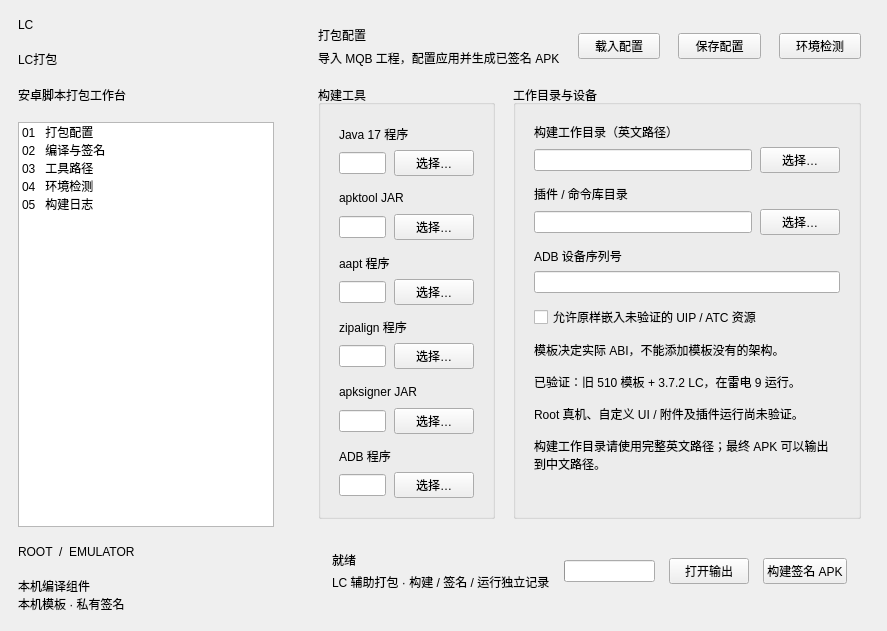
Above: lc_packer/ui/main_window.ui from Ammdjs/lc_packer before the change. Below: the same form after it.
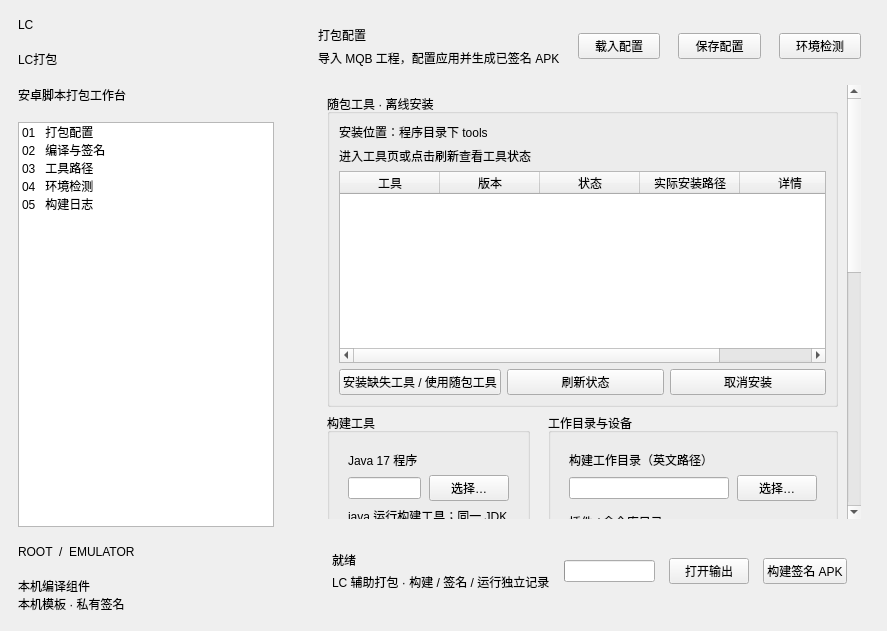
That is the form after the change. The open tabs and pages were chosen to show the change.

Commit message: LC打包 2.0.0：离线工具安装与全部内置模板

Patch:
```diff
--- a/lc_packer/ui/main_window.ui
+++ b/lc_packer/ui/main_window.ui
@@ -372,6 +372,46 @@
                          </property>
                         </widget>
                        </item>
+                       <item>
+                        <layout class="QHBoxLayout" name="builtinTemplateInputLayout">
+                         <item>
+                          <widget class="QComboBox" name="builtinTemplateCombo">
+                           <property name="sizePolicy">
+                            <sizepolicy hsizetype="Expanding" vsizetype="Fixed">
+                             <horstretch>1</horstretch>
+                             <verstretch>0</verstretch>
+                            </sizepolicy>
+                           </property>
+                           <property name="sizeAdjustPolicy">
+                            <enum>QComboBox::AdjustToMinimumContentsLengthWithIcon</enum>
+                           </property>
+                           <property name="minimumContentsLength">
+                            <number>16</number>
+                           </property>
+                           <property name="placeholderText">
+                            <string>选择内置模板</string>
+                           </property>
+                          </widget>
+                         </item>
+                         <item>
+                          <widget class="QPushButton" name="useBuiltinTemplateButton">
+                           <property name="text">
+                            <string>选用内置模板</string>
+                           </property>
+                          </widget>
+                         </item>
+                        </layout>
+                       </item>
+                       <item>
+                        <widget class="QLabel" name="builtinTemplateDescription">
+                         <property name="text">
+                          <string>查看模板说明及实际验证范围；其他模板未实测。</string>
+                         </property>
+                         <property name="wordWrap">
+                          <bool>true</bool>
+                         </property>
+                        </widget>
+                       </item>
                        <item>
                         <layout class="QHBoxLayout" name="templateInputLayout">
                          <property name="spacing">
@@ -380,7 +420,7 @@
                          <item>
                           <widget class="QLineEdit" name="templateEdit">
                            <property name="placeholderText">
-                            <string>选择已验证的 Root 模板</string>
+                            <string>内置模板路径，或选择外部 APK / APKM</string>
                            </property>
                           </widget>
                          </item>
@@ -1368,6 +1408,100 @@
              <enum>QFrame::NoFrame</enum>
             </property>
             <widget class="QWidget" name="toolsPageContent">
+             <layout class="QVBoxLayout" name="toolsContentLayout">
+              <item>
+               <widget class="QGroupBox" name="toolsInstallCard">
+                <property name="title">
+                 <string>随包工具 · 离线安装</string>
+                </property>
+                <layout class="QVBoxLayout" name="toolsInstallLayout">
+                 <item>
+                  <widget class="QLabel" name="toolsInstallLocation">
+                   <property name="text">
+                    <string>安装位置：程序目录下 tools</string>
+                   </property>
+                   <property name="wordWrap">
+                    <bool>true</bool>
+                   </property>
+                  </widget>
+                 </item>
+                 <item>
+                  <widget class="QLabel" name="toolsStatusHint">
+                   <property name="text">
+                    <string>进入工具页或点击刷新查看工具状态</string>
+                   </property>
+                   <property name="wordWrap">
+                    <bool>true</bool>
+                   </property>
+                  </widget>
+                 </item>
+                 <item>
+                  <widget class="QTableWidget" name="toolsTable">
+                   <property name="minimumHeight">
+                    <number>180</number>
+                   </property>
+                   <property name="maximumHeight">
+                    <number>210</number>
+                   </property>
+                   <property name="columnCount">
+                    <number>5</number>
+                   </property>
+                   <column>
+                    <property name="text">
+                     <string>工具</string>
+                    </property>
+                   </column>
+                   <column>
+                    <property name="text">
+                     <string>版本</string>
+                    </property>
+                   </column>
+                   <column>
+                    <property name="text">
+                     <string>状态</string>
+                    </property>
+                   </column>
+                   <column>
+                    <property name="text">
+                     <string>实际安装路径</string>
+                    </property>
+                   </column>
+                   <column>
+                    <property name="text">
+                     <string>详情</string>
+                    </property>
+                   </column>
+                  </widget>
+                 </item>
+                 <item>
+                  <layout class="QHBoxLayout" name="toolsInstallButtons">
+                   <item>
+                    <widget class="QPushButton" name="installToolsButton">
+                     <property name="text">
+                      <string>安装缺失工具 / 使用随包工具</string>
+                     </property>
+                    </widget>
+                   </item>
+                   <item>
+                    <widget class="QPushButton" name="refreshToolsButton">
+                     <property name="text">
+                      <string>刷新状态</string>
+                     </property>
+                    </widget>
+                   </item>
+                   <item>
+                    <widget class="QPushButton" name="cancelInstallButton">
+                     <property name="text">
+                      <string>取消安装</string>
+                     </property>
+                    </widget>
+                   </item>
+                  </layout>
+                 </item>
+                </layout>
+               </widget>
+              </item>
+              <item>
              <layout class="QHBoxLayout" name="toolsLayout">
               <property name="leftMargin">
                <number>0</number>
@@ -1450,6 +1584,12 @@
                       </item>
                      </layout>
                     </item>
+                      <item>
+                       <widget class="QLabel" name="javaHelp">
+                        <property name="text"><string>java 运行构建工具；同一 JDK 的 keytool 用于创建签名密钥。</string></property>
+                        <property name="wordWrap"><bool>true</bool></property>
+                       </widget>
+                      </item>
                    </layout>
                   </widget>
                  </item>
@@ -1498,6 +1638,12 @@
                       </item>
                      </layout>
                     </item>
+                      <item>
+                       <widget class="QLabel" name="apktoolHelp">
+                        <property name="text"><string>解码模板并重建 APK，构建必需。</string></property>
+                        <property name="wordWrap"><bool>true</bool></property>
+                       </widget>
+                      </item>
                    </layout>
                   </widget>
                  </item>
@@ -1546,6 +1692,12 @@
                       </item>
                      </layout>
                     </item>
+                      <item>
+                       <widget class="QLabel" name="aaptHelp">
+                        <property name="text"><string>读取 APK 包信息与 ABI，构建校验必需。</string></property>
+                        <property name="wordWrap"><bool>true</bool></property>
+                       </widget>
+                      </item>
                    </layout>
                   </widget>
                  </item>
@@ -1594,6 +1746,12 @@
                       </item>
                      </layout>
                     </item>
+                      <item>
+                       <widget class="QLabel" name="zipalignHelp">
+                        <property name="text"><string>对齐 APK 内部文件，签名前必需。</string></property>
+                        <property name="wordWrap"><bool>true</bool></property>
+                       </widget>
+                      </item>
                    </layout>
                   </widget>
                  </item>
@@ -1642,6 +1800,12 @@
                       </item>
                      </layout>
                     </item>
+                      <item>
+                       <widget class="QLabel" name="apksignerHelp">
+                        <property name="text"><string>为 APK 签名并验证签名，构建必需。</string></property>
+                        <property name="wordWrap"><bool>true</bool></property>
+                       </widget>
+                      </item>
                    </layout>
                   </widget>
                  </item>
@@ -1690,6 +1854,12 @@
                       </item>
                      </layout>
                     </item>
+                      <item>
+                       <widget class="QLabel" name="adbHelp">
+                        <property name="text"><string>连接设备并检测 ABI；仅构建 APK 时可选。</string></property>
+                        <property name="wordWrap"><bool>true</bool></property>
+                       </widget>
+                      </item>
                    </layout>
                   </widget>
                  </item>
@@ -1892,6 +2062,8 @@
                  </item>
                 </layout>
                </widget>
+                </item>
+               </layout>
               </item>
              </layout>
             </widget>
```
Lines whose indentation alone changed are shown as unchanged. The commit also changes 47 other files.
